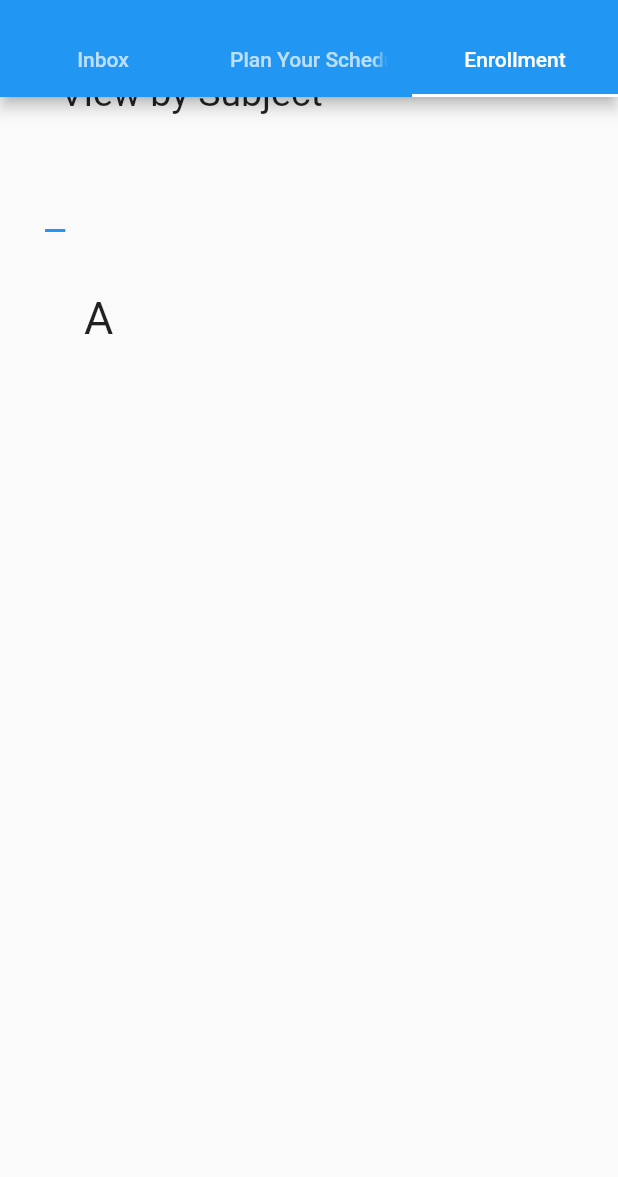
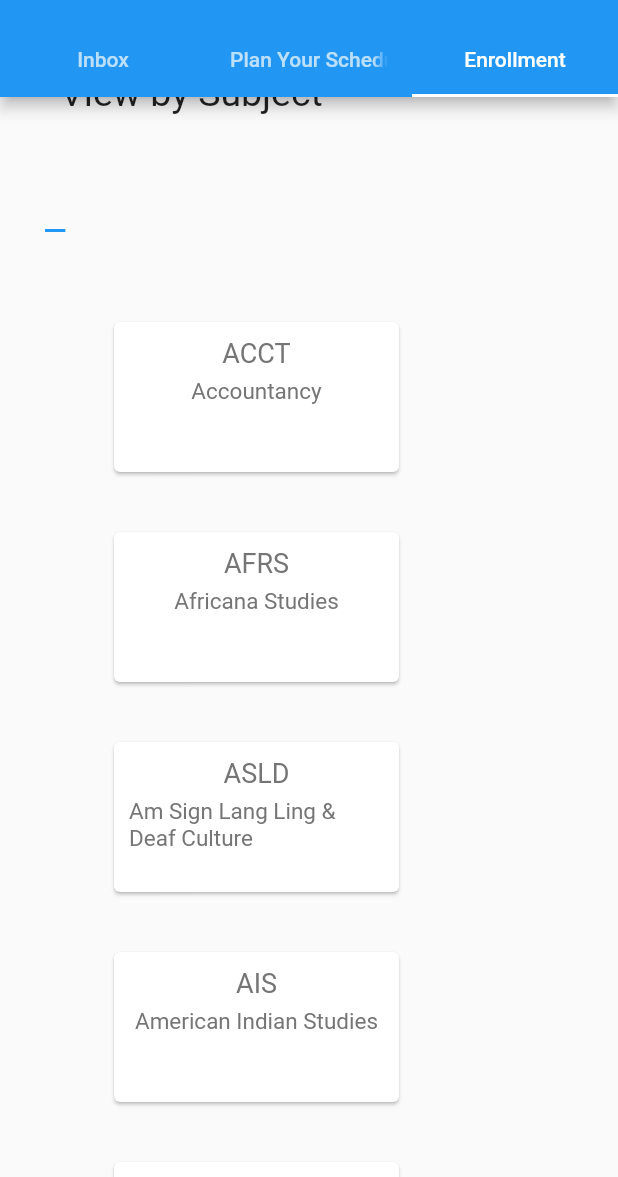
Before and after one commit to lyds214/Project-University-Scheduling, a Flutter app: the screen it shows after launch, tab 3 chosen, scrolled down 363 dp, on a phone screen of 412 x 824 dp, the part 59-1236 px from its top. Run offline on Flutter 3.47's test engine with Material 2 defaults, Android fonts, the phone set to English and light mode, and no system bars.

Commit message:
Cards
-Created cards to display class names and acronyms

```diff
--- a/myapp/lib/enrollment/catalog.dart
+++ b/myapp/lib/enrollment/catalog.dart
@@ -1,5 +1,5 @@
 import 'package:flutter/material.dart';
-import 'package:myapp/enrollment/classes/class_list.dart';
+import 'package:myapp/enrollment/classes/class_card.dart';
 
 class Catalog extends StatefulWidget{
   @override
@@ -75,9 +75,9 @@ class CatalogState extends State<Catalog>{
                   ),
 
                   Container(
-                    height: 600,
+                    height: 5000,
                     //color: Colors.red,
-                    child: ClassList(),
+                    child: ClassCard(),
                   ),
                 ],
               ),
--- /dev/null
+++ b/myapp/lib/enrollment/classes/class_card.dart
@@ -0,0 +1,465 @@
+import 'package:flutter/material.dart';
+import 'package:myapp/enrollment/classes/class_list.dart';
+
+class ClassCard extends StatefulWidget{
+  @override
+  ClassCardState createState() => ClassCardState();
+}
+
+class ClassCardState extends State<ClassCard>
+{
+
+  List<ClassList> classListA = [
+    ClassList(acronym: "ACCT", className: "Accountancy"),
+    ClassList(acronym: "AFRS", className: "Africana Studies"),
+    ClassList(acronym: "ASLD", className: "Am Sign Lang Ling & Deaf Culture"),
+    ClassList(acronym: "AIS", className: "American Indian Studies"),
+    ClassList(acronym: "AMST", className: "American Studies"),
+    ClassList(acronym: "ANTH", className: "Anthropology"),
+    ClassList(acronym: "ARAB", className: "Arabic"),
+    ClassList(acronym: "ART", className: "Art"),
+    ClassList(acronym: "AH", className: "Art History"),
+    ClassList(acronym: "AAAS", className: "Asian & Asian American Studies"),
+    ClassList(acronym: "ASAM", className: "Asian American Studies"),
+    ClassList(acronym: "A/ST", className: "Asian Studies"),
+    ClassList(acronym: "ASTR", className: "Astronomy"),
+    ClassList(acronym: "AT", className: "Athetic Training"),
+    ClassList(acronym: "ATEP", className: "Athletic Training Education Pg"),
+    ClassList(acronym: "ATHL", className: "Athletics"),
+  ];
+
+  List<ClassList> classListB = [
+    ClassList(acronym: "BIOL", className: "Biology"),
+    ClassList(acronym: "BME", className: "Biomedical Engineering"),
+    ClassList(acronym: "BLAW", className: "Business Law"),
+    ClassList(acronym: "CBA", className: "College of Business"),
+  ];
+
+  List<ClassList> classListC = [
+    ClassList(acronym: "OLNE", className: "CSU Online - LB Only"),
+    ClassList(acronym: "KHMR", className: "Cambodian"),
+    ClassList(acronym: "CH E", className: "Chemical Engineering"),
+    ClassList(acronym: "CHEM", className: "Chemistry & Biochemistry"),
+    ClassList(acronym: "CHLS", className: "Chicano & Latino Studies"),
+    ClassList(acronym: "CDFS", className: "Child Development & Family Studies"),
+    ClassList(acronym: "CHIN", className: "Chinese"),
+    ClassList(acronym: "C E", className: "Civil Engineering"),
+    ClassList(acronym: "CLSC", className: "Classics"),
+    ClassList(acronym: "COMM", className: "Communication Studies"),
+    ClassList(acronym: "CWL", className: "Comparative World Literature"),
+    ClassList(acronym: "CECS", className: "Computer Engineering & Computer Science"),
+    ClassList(acronym: "XYZ", className: "Concurrent Enrollment"), //put this in X tab?
+    ClassList(acronym: "CEM", className: "Construction Engineering Management"),
+    ClassList(acronym: "CAFF", className: "Consumer Affairs"),
+    ClassList(acronym: "COUN", className: "Counseling"),
+    ClassList(acronym: "CRJU", className: "Criminology & Criminal Justice"),
+  ];
+
+  List<ClassList> classListD = [
+    ClassList(acronym: "DANC", className: "Dance"),
+    ClassList(acronym: "DESN", className: "Design"),
+    ClassList(acronym: "DPT", className: "Doctor of Physical Therapy"),
+  ];
+
+  List<ClassList> classListE = [
+    ClassList(acronym: "ECON", className: "Economics"),
+    ClassList(acronym: "EDLD", className: "Education Leadership Doctorate"),
+    ClassList(acronym: "EDCI", className: "Education - Curriculum & Instruction"), //go back to curr later
+    ClassList(acronym: "EDEC", className: "Education - Early Childhood"),
+    ClassList(acronym: "EDEL", className: "Education - Elementary"),
+    ClassList(acronym: "EDSE", className: "Education - Secondary"),
+    ClassList(acronym: "EDSS", className: "Education - Single Subject"),
+    ClassList(acronym: "EDSP", className: "Educational Specialist"),
+    ClassList(acronym: "EDAD", className: "Educational Adminstration"),
+    ClassList(acronym: "ED P", className: "Educational Psychology"),
+    ClassList(acronym: "E E", className: "Electrical Engineering"),
+    ClassList(acronym: "ENGR", className: "Engineering"),
+    ClassList(acronym: "E T", className: "Engineering Technology"),
+    ClassList(acronym: "ENGL", className: "English"),
+    ClassList(acronym: "ES P", className: "Environmental Science & Policy"),
+  ];
+
+   List<ClassList> classListF = [
+     ClassList(acronym: "FMD", className: "Fashion Merchandising & Design"),
+     ClassList(acronym: "FIL", className: "Filipino"),
+     ClassList(acronym: "FEA", className: "Film and Electronic Arts"),
+     ClassList(acronym: "FIN", className: "Finance"),
+     ClassList(acronym: "FSCI", className: "Food Science"),
+     ClassList(acronym: "FREN", className: "French"),
+   ];
+
+   List<ClassList> classListG = [
+     ClassList(acronym: "GEOG", className: "Geography"),
+     ClassList(acronym: "GEOL", className: "Geology"),
+     ClassList(acronym: "GERM", className: "German"),
+     ClassList(acronym: "GERN", className: "Gerontology"),
+     ClassList(acronym: "GBA", className: "Graduate Business Admin"),
+     ClassList(acronym: "GK", className: "Greek"),
+   ];
+
+   List<ClassList> classListH =[
+     ClassList(acronym: "HCA", className: "Health Care Administration"),
+     ClassList(acronym: "H SC", className: "Health Science"),
+     ClassList(acronym: "HEBW", className: "Hebrew"),
+     ClassList(acronym: "HIST", className: "History"),
+     ClassList(acronym: "HM", className: "Hospitality Management"),
+     ClassList(acronym: "HDEV", className: "Human Development"),
+     ClassList(acronym: "HRM", className: "Human Resources Management"),
+   ];
+
+   List<ClassList> classListI =[
+     ClassList(acronym: "I S", className: "Information Systems"),
+     ClassList(acronym: "INTL", className: "International Education"),
+     ClassList(acronym: "I/ST", className: "International Studies"),
+     ClassList(acronym: "ITAL", className: "Italian"),
+
+   ];
+
+   List<ClassList> classListJ =[
+     ClassList(acronym: "JAPN", className: "Japanese"),
+     ClassList(acronym: "JOUR", className: "Journalism"),
+   ];
+
+   List<ClassList> classListK =[
+     ClassList(acronym: "KIN", className: "Kinesiology"),
+     ClassList(acronym: "KOR", className: "Korean"),
+   ];
+
+   List<ClassList> classListL =[
+     ClassList(acronym: "LAT", className: "Latin"),
+     ClassList(acronym: "C/LA", className: "College of Liberal Arts"),
+     ClassList(acronym: "L/ST", className: "Liberal Studies"),
+     ClassList(acronym: "LING", className: "Linguistics"),
+   ];
+
+  List<ClassList> classListM =[
+    ClassList(acronym: "MGMT", className: "Management"),
+    ClassList(acronym: "MKTG", className: "Marketing"),
+    ClassList(acronym: "MATH", className: "Mathematics"),
+    ClassList(acronym: "MTED", className: "Mathematics Education"),
+    ClassList(acronym: "MAE", className: "Mechanical & Aerospace Engineering"),
+    ClassList(acronym: "M S", className: "Military Science"),
+    ClassList(acronym: "MUS", className: "Music"),
+  ];
+
+  List<ClassList> classListN =[
+    ClassList(acronym: "NSCI", className: "Natural Sciences"),
+    ClassList(acronym: "NRSG", className: "Nursing"),
+    ClassList(acronym: "NUTR", className: "Nutrition and Dietetics"),
+  ];
+
+  List<ClassList> classListP =[
+    ClassList(acronym: "PHIL", className: "Philosophy"),
+    ClassList(acronym: "PHSC", className: "Physical Science"),
+    ClassList(acronym: "PHYS", className: "Physics"),
+    ClassList(acronym: "POSC", className: "Political Science"),
+    ClassList(acronym: "PSY", className: "Psychology"),
+    ClassList(acronym: "PPA", className: "Public Policy & Administration"),
+  ];
+
+   List<ClassList> classListR =[
+    ClassList(acronym: "REC", className: "Recreation"),
+    ClassList(acronym: "R/ST", className: "Religious Studies"),
+    ClassList(acronym: "RGR", className: "Romance German Russian Language"),
+    ClassList(acronym: "RUSS", className: "Russian"),
+  ];
+
+   List<ClassList> classListS =[
+    ClassList(acronym: "SCED", className: "Science Education"),
+    ClassList(acronym: "SCAE", className: "Social Cultural Analysis Education"),
+    ClassList(acronym: "S W", className: "Social Work"),
+    ClassList(acronym: "SOC", className: "Sociology"),
+    ClassList(acronym: "SPAN", className: "Spanish"),
+    ClassList(acronym: "SLP", className: "Speech-Language-Pathology"),
+    ClassList(acronym: "STAT", className: "Statistics"),
+    ClassList(acronym: "SDHE", className: "Student Development Higher ED"),
+    ClassList(acronym: "SRL", className: "Student Rec & Leadership"),
+    ClassList(acronym: "S/I", className: "Supplemental Instruction"),
+    ClassList(acronym: "SCM", className: "Supply Chain Management"),
+  ];
+
+  List<ClassList> classListT =[
+    ClassList(acronym: "THEA", className: "Theatre Arts"),
+    ClassList(acronym: "TRST", className: "Translation Studies"),
+  ];
+
+  List<ClassList> classListU =[
+    ClassList(acronym: "UNIV", className: "University"),
+    ClassList(acronym: "UHP", className: "University Honors Program"),
+    ClassList(acronym: "UDCP", className: "Urban Dual Credential Program"),
+  ];
+
+ List<ClassList> classListV =[
+    ClassList(acronym: "VIET", className: "Vietnamese"),
+  ];
+
+  List<ClassList> classListW =[
+    ClassList(acronym: "WGSS", className: "Women's Gender Sexuality Studies"),
+  ];
+
+
+  Widget classListTemplate(string)
+  {
+    return SizedBox(
+      width: 230,
+      height: 140,
+      child:  Card(
+      margin: EdgeInsets.all(20),
+      child: Padding(
+        padding: const EdgeInsets.all(10),
+        child:  Column(
+          crossAxisAlignment: CrossAxisAlignment.center,
+          children: <Widget>
+          [
+            Text(
+              string.acronym,
+              style: TextStyle(
+                fontSize: 18,
+                color: Colors.grey[600],
+              ),
+            ),
+
+            SizedBox(height: 6),
+
+            Text(
+              string.className,
+              style: TextStyle(
+                fontSize: 15,
+                color: Colors.grey[600],
+              ),
+            ),
+          ]
+        ),
+      ),
+    ),
+    );
+
+
+
+
+  }
+
+
+  Widget build(BuildContext context)
+  {
+    return TabBarView(
+        children: <Widget>
+        [
+          Container(
+            padding: EdgeInsets.fromLTRB(26, 40, 10, 10),
+            child: Column(
+              crossAxisAlignment: CrossAxisAlignment.start,
+              children: classListA.map((string) => classListTemplate(string)).toList(),
+              //Text("A", style: TextStyle(fontSize: 30),),
+
+            ),
+          ),
+
+          Container(
+            padding: EdgeInsets.fromLTRB(26, 40, 10, 10),
+            child: Column(
+              crossAxisAlignment: CrossAxisAlignment.start,
+              children: classListB.map((string) => classListTemplate(string)).toList(),
+            ),
+            //child: Text("B", style: TextStyle(fontSize: 30),),
+          ),
+
+          Container(
+            padding: EdgeInsets.fromLTRB(26, 40, 10, 10),
+            child: Column(
+              crossAxisAlignment: CrossAxisAlignment.start,
+              children: classListC.map((string) => classListTemplate(string)).toList(),
+            ),
+            //child: Text("C", style: TextStyle(fontSize: 30),),
+          ),
+
+          Container(
+            padding: EdgeInsets.fromLTRB(26, 40, 10, 10),
+            child: Column(
+              crossAxisAlignment: CrossAxisAlignment.start,
+              children: classListD.map((string) => classListTemplate(string)).toList(),
+            ),
+            //child: Text("D", style: TextStyle(fontSize: 30),),
+          ),
+
+          Container(
+            padding: EdgeInsets.fromLTRB(26, 40, 10, 10),
+            child: Column(
+              crossAxisAlignment: CrossAxisAlignment.start,
+              children: classListE.map((string) => classListTemplate(string)).toList(),
+            ),
+            //child: Text("E", style: TextStyle(fontSize: 30),),
+          ),
+
+          Container(
+            padding: EdgeInsets.fromLTRB(26, 40, 10, 10),
+            child: Column(
+              crossAxisAlignment: CrossAxisAlignment.start,
+              children: classListF.map((string) => classListTemplate(string)).toList(),
+            ),
+            //child: Text("F", style: TextStyle(fontSize: 30),),
+          ),
+
+          Container(
+            padding: EdgeInsets.fromLTRB(26, 40, 10, 10),
+            child: Column(
+              crossAxisAlignment: CrossAxisAlignment.start,
+              children: classListG.map((string) => classListTemplate(string)).toList(),
+            ),
+            //child: Text("G", style: TextStyle(fontSize: 30),),
+          ),
+
+          Container(
+            padding: EdgeInsets.fromLTRB(26, 40, 10, 10),
+            child: Column(
+              crossAxisAlignment: CrossAxisAlignment.start,
+              children: classListH.map((string) => classListTemplate(string)).toList(),
+            ),
+            //child: Text("H", style: TextStyle(fontSize: 30),),
+          ),
+
+          Container(
+            padding: EdgeInsets.fromLTRB(26, 40, 10, 10),
+            child: Column(
+              crossAxisAlignment: CrossAxisAlignment.start,
+              children: classListI.map((string) => classListTemplate(string)).toList(),
+            ),
+            //child: Text("I", style: TextStyle(fontSize: 30),),
+          ),
+
+          Container(
+            padding: EdgeInsets.fromLTRB(26, 40, 10, 10),
+            child: Column(
+              crossAxisAlignment: CrossAxisAlignment.start,
+              children: classListJ.map((string) => classListTemplate(string)).toList(),
+            ),
+            //child: Text("J", style: TextStyle(fontSize: 30),),
+          ),
+
+          Container(
+            padding: EdgeInsets.fromLTRB(26, 40, 10, 10),
+            child: Column(
+              crossAxisAlignment: CrossAxisAlignment.start,
+              children: classListK.map((string) => classListTemplate(string)).toList(),
+            ),
+            //child: Text("K", style: TextStyle(fontSize: 30),),
+          ),
+
+          Container(
+            padding: EdgeInsets.fromLTRB(26, 40, 10, 10),
+            child: Column(
+              crossAxisAlignment: CrossAxisAlignment.start,
+              children: classListL.map((string) => classListTemplate(string)).toList(),
+            ),
+            //child: Text("L", style: TextStyle(fontSize: 30),),
+          ),
+
+          Container(
+            padding: EdgeInsets.fromLTRB(26, 40, 10, 10),
+            child: Column(
+              crossAxisAlignment: CrossAxisAlignment.start,
+              children: classListM.map((string) => classListTemplate(string)).toList(),
+            ),
+            //child: Text("M", style: TextStyle(fontSize: 30),),
+          ),
+
+          Container(
+            padding: EdgeInsets.fromLTRB(26, 40, 10, 10),
+            child: Column(
+              crossAxisAlignment: CrossAxisAlignment.start,
+              children: classListN.map((string) => classListTemplate(string)).toList(),
+            ),
+            //child: Text("N", style: TextStyle(fontSize: 30),),
+          ),
+
+          Container(
+            padding: EdgeInsets.fromLTRB(26, 40, 10, 10),
+            child: Text("O", style: TextStyle(fontSize: 30),),
+          ),
+
+          Container(
+            padding: EdgeInsets.fromLTRB(26, 40, 10, 10),
+            child: Column(
+              crossAxisAlignment: CrossAxisAlignment.start,
+              children: classListP.map((string) => classListTemplate(string)).toList(),
+            ),
+            //child: Text("P", style: TextStyle(fontSize: 30),),
+          ),
+
+          Container(
+            padding: EdgeInsets.fromLTRB(26, 40, 10, 10),
+            child: Text("Q", style: TextStyle(fontSize: 30),),
+          ),
+
+          Container(
+            padding: EdgeInsets.fromLTRB(26, 40, 10, 10),
+            child: Column(
+              crossAxisAlignment: CrossAxisAlignment.start,
+              children: classListR.map((string) => classListTemplate(string)).toList(),
+            ),
+            //child: Text("R", style: TextStyle(fontSize: 30),),
+          ),
+
+          Container(
+            padding: EdgeInsets.fromLTRB(26, 40, 10, 10),
+            child: Column(
+              crossAxisAlignment: CrossAxisAlignment.start,
+              children: classListS.map((string) => classListTemplate(string)).toList(),
+            ),
+            //child: Text("S", style: TextStyle(fontSize: 30),),
+          ),
+
+          Container(
+            padding: EdgeInsets.fromLTRB(26, 40, 10, 10),
+            child: Column(
+              crossAxisAlignment: CrossAxisAlignment.start,
+              children: classListT.map((string) => classListTemplate(string)).toList(),
+            ),
+            //child: Text("T", style: TextStyle(fontSize: 30),),
+          ),
+
+          Container(
+            padding: EdgeInsets.fromLTRB(26, 40, 10, 10),
+            child: Column(
+              crossAxisAlignment: CrossAxisAlignment.start,
+              children: classListU.map((string) => classListTemplate(string)).toList(),
+            ),
+            //child: Text("U", style: TextStyle(fontSize: 30),),
+          ),
+
+          Container(
+            padding: EdgeInsets.fromLTRB(26, 40, 10, 10),
+            child: Column(
+              crossAxisAlignment: CrossAxisAlignment.start,
+              children: classListV.map((string) => classListTemplate(string)).toList(),
+            ),
+            //child: Text("V", style: TextStyle(fontSize: 30),),
+          ),
+
+          Container(
+            padding: EdgeInsets.fromLTRB(26, 40, 10, 10),
+            child: Column(
+              crossAxisAlignment: CrossAxisAlignment.start,
+              children: classListW.map((string) => classListTemplate(string)).toList(),
+            ),
+            //child: Text("W", style: TextStyle(fontSize: 30),),
+          ),
+
+          Container(
+            padding: EdgeInsets.fromLTRB(26, 40, 10, 10),
+            child: Text("X", style: TextStyle(fontSize: 30),),
+          ),
+
+          Container(
+            padding: EdgeInsets.fromLTRB(26, 40, 10, 10),
+            child: Text("Y", style: TextStyle(fontSize: 30),),
+          ),
+
+          Container(
+            padding: EdgeInsets.fromLTRB(26, 40, 10, 10),
+            child: Text("Z", style: TextStyle(fontSize: 30),),
+          ),
+        ]
+      );
+  }
+}
--- a/myapp/lib/enrollment/classes/class_list.dart
+++ b/myapp/lib/enrollment/classes/class_list.dart
@@ -1,147 +1,8 @@
-import 'package:flutter/material.dart';
+class ClassList
+{
 
-class ClassList extends StatefulWidget{
-  @override
-  ClassListState createState() => ClassListState();
+  String acronym;
+  String className;
+
+  ClassList({this.acronym, this.className});
 }
-
-class ClassListState extends State<ClassList>
-{
-  Widget build(BuildContext context)
-  {
-    return TabBarView(
-        children: <Widget>
-        [
-          Container(
-            padding: EdgeInsets.fromLTRB(26, 40, 10, 10),
-            child: Text("A", style: TextStyle(fontSize: 30),),
-          ),
-
-          Container(
-            padding: EdgeInsets.fromLTRB(26, 40, 10, 10),
-            child: Text("B", style: TextStyle(fontSize: 30),),
-          ),
-
-          Container(
-            padding: EdgeInsets.fromLTRB(26, 40, 10, 10),
-            child: Text("C", style: TextStyle(fontSize: 30),),
-          ),
-
-          Container(
-            padding: EdgeInsets.fromLTRB(26, 40, 10, 10),
-            child: Text("D", style: TextStyle(fontSize: 30),),
-          ),
-
-          Container(
-            padding: EdgeInsets.fromLTRB(26, 40, 10, 10),
-            child: Text("E", style: TextStyle(fontSize: 30),),
-          ),
-
-          Container(
-            padding: EdgeInsets.fromLTRB(26, 40, 10, 10),
-            child: Text("F", style: TextStyle(fontSize: 30),),
-          ),
-
-          Container(
-            padding: EdgeInsets.fromLTRB(26, 40, 10, 10),
-            child: Text("G", style: TextStyle(fontSize: 30),),
-          ),
-
-          Container(
-            padding: EdgeInsets.fromLTRB(26, 40, 10, 10),
-            child: Text("H", style: TextStyle(fontSize: 30),),
-          ),
-
-          Container(
-            padding: EdgeInsets.fromLTRB(26, 40, 10, 10),
-            child: Text("I", style: TextStyle(fontSize: 30),),
-          ),
-
-          Container(
-            padding: EdgeInsets.fromLTRB(26, 40, 10, 10),
-            child: Text("J", style: TextStyle(fontSize: 30),),
-          ),
-
-          Container(
-            padding: EdgeInsets.fromLTRB(26, 40, 10, 10),
-            child: Text("K", style: TextStyle(fontSize: 30),),
-          ),
-
-          Container(
-            padding: EdgeInsets.fromLTRB(26, 40, 10, 10),
-            child: Text("L", style: TextStyle(fontSize: 30),),
-          ),
-
-          Container(
-            padding: EdgeInsets.fromLTRB(26, 40, 10, 10),
-            child: Text("M", style: TextStyle(fontSize: 30),),
-          ),
-
-          Container(
-            padding: EdgeInsets.fromLTRB(26, 40, 10, 10),
-            child: Text("N", style: TextStyle(fontSize: 30),),
-          ),
-
-          Container(
-            padding: EdgeInsets.fromLTRB(26, 40, 10, 10),
-            child: Text("O", style: TextStyle(fontSize: 30),),
-          ),
-
-          Container(
-            padding: EdgeInsets.fromLTRB(26, 40, 10, 10),
-            child: Text("P", style: TextStyle(fontSize: 30),),
-          ),
-
-          Container(
-            padding: EdgeInsets.fromLTRB(26, 40, 10, 10),
-            child: Text("Q", style: TextStyle(fontSize: 30),),
-          ),
-
-          Container(
-            padding: EdgeInsets.fromLTRB(26, 40, 10, 10),
-            child: Text("R", style: TextStyle(fontSize: 30),),
-          ),
-
-          Container(
-            padding: EdgeInsets.fromLTRB(26, 40, 10, 10),
-            child: Text("S", style: TextStyle(fontSize: 30),),
-          ),
-
-          Container(
-            padding: EdgeInsets.fromLTRB(26, 40, 10, 10),
-            child: Text("T", style: TextStyle(fontSize: 30),),
-          ),
-
-          Container(
-            padding: EdgeInsets.fromLTRB(26, 40, 10, 10),
-            child: Text("U", style: TextStyle(fontSize: 30),),
-          ),
-
-          Container(
-            padding: EdgeInsets.fromLTRB(26, 40, 10, 10),
-            child: Text("V", style: TextStyle(fontSize: 30),),
-          ),
-
-          Container(
-            padding: EdgeInsets.fromLTRB(26, 40, 10, 10),
-            child: Text("W", style: TextStyle(fontSize: 30),),
-          ),
-
-          Container(
-            padding: EdgeInsets.fromLTRB(26, 40, 10, 10),
-            child: Text("X", style: TextStyle(fontSize: 30),),
-          ),
-
-          Container(
-            padding: EdgeInsets.fromLTRB(26, 40, 10, 10),
-            child: Text("Y", style: TextStyle(fontSize: 30),),
-          ),
-
-          Container(
-            padding: EdgeInsets.fromLTRB(26, 40, 10, 10),
-            child: Text("Z", style: TextStyle(fontSize: 30),),
-          ),
-        ]
-      );
-  }
-}
```
